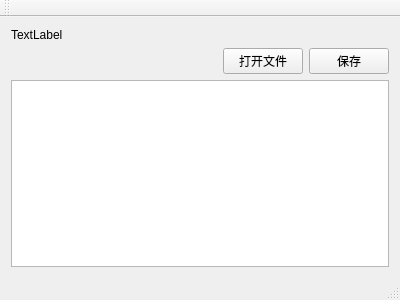
Qt form QtDemo/mainwindow.ui (housong12590/qtdemo) before a commit.
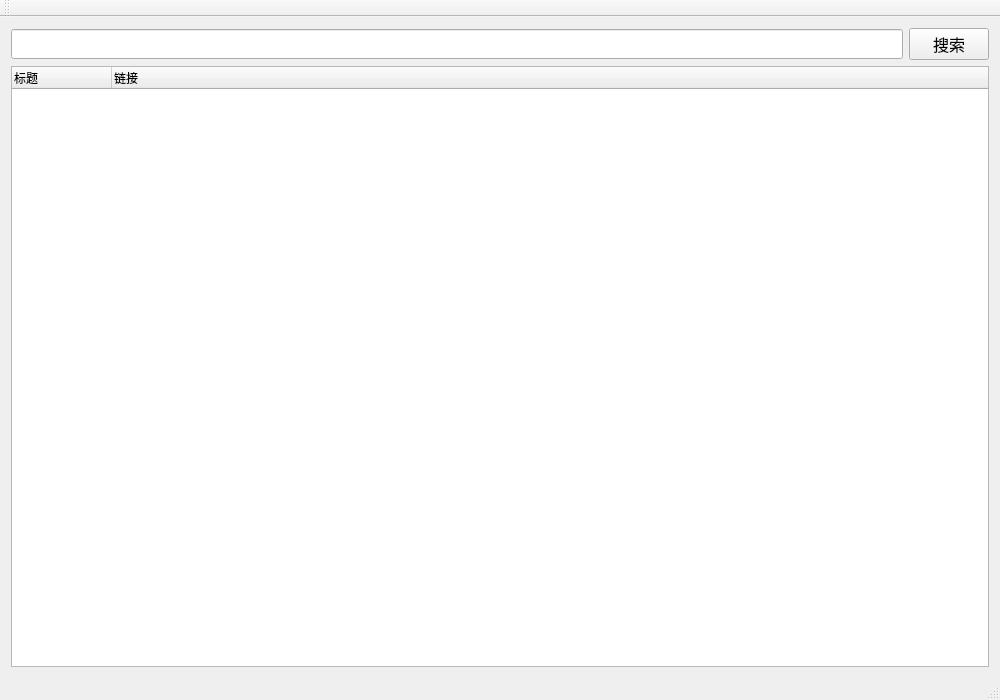
The same form after that commit.

Diff of the .ui file:
```diff
--- a/QtDemo/mainwindow.ui
+++ b/QtDemo/mainwindow.ui
@@ -6,8 +6,8 @@
    <rect>
     <x>0</x>
     <y>0</y>
-    <width>400</width>
-    <height>300</height>
+    <width>1000</width>
+    <height>700</height>
    </rect>
   </property>
   <property name="windowTitle">
@@ -15,49 +15,61 @@
   </property>
   <widget class="QWidget" name="centralWidget">
    <layout class="QVBoxLayout" name="verticalLayout">
-    <item>
-     <widget class="QLabel" name="label">
-      <property name="text">
-       <string>TextLabel</string>
-      </property>
-     </widget>
-    </item>
     <item>
      <layout class="QHBoxLayout" name="horizontalLayout">
       <item>
-       <spacer name="horizontalSpacer">
-        <property name="orientation">
-         <enum>Qt::Horizontal</enum>
+       <widget class="QLineEdit" name="edit_search">
+        <property name="font">
+         <font>
+          <family>Consolas</family>
+          <pointsize>14</pointsize>
+         </font>
         </property>
-        <property name="sizeHint" stdset="0">
-         <size>
-          <width>40</width>
-          <height>20</height>
-         </size>
-        </property>
-       </spacer>
-      </item>
-      <item>
-       <widget class="QPushButton" name="btn_open_file">
         <property name="text">
-         <string>打开文件</string>
+         <string/>
         </property>
        </widget>
       </item>
       <item>
-       <widget class="QPushButton" name="btn_save_file">
+       <widget class="QPushButton" name="btn_search">
+        <property name="font">
+         <font>
+          <family>楷体</family>
+          <pointsize>12</pointsize>
+         </font>
+        </property>
         <property name="text">
-         <string>保存</string>
+         <string>搜索</string>
         </property>
        </widget>
       </item>
      </layout>
     </item>
     <item>
-     <widget class="QListView" name="listView"/>
+     <widget class="QTreeWidget" name="treeWidget">
+      <column>
+       <property name="text">
+        <string>标题</string>
+       </property>
+      </column>
+      <column>
+       <property name="text">
+        <string>链接</string>
+       </property>
+      </column>
+     </widget>
     </item>
    </layout>
   </widget>
+  <widget class="QToolBar" name="mainToolBar">
+   <attribute name="toolBarArea">
+    <enum>TopToolBarArea</enum>
+   </attribute>
+   <attribute name="toolBarBreak">
+    <bool>false</bool>
+   </attribute>
+  </widget>
+  <widget class="QStatusBar" name="statusBar"/>
   <widget class="QMenuBar" name="menuBar">
    <property name="geometry">
     <rect>
@@ -68,15 +80,21 @@
     </rect>
    </property>
   </widget>
-  <widget class="QToolBar" name="mainToolBar">
-   <attribute name="toolBarArea">
-    <enum>TopToolBarArea</enum>
-   </attribute>
-   <attribute name="toolBarBreak">
-    <bool>false</bool>
-   </attribute>
-  </widget>
-  <widget class="QStatusBar" name="statusBar"/>
+  <action name="action_N">
+   <property name="text">
+    <string>新建文件(N)</string>
+   </property>
+  </action>
+  <action name="action_O">
+   <property name="text">
+    <string>打开文件(O)</string>
+   </property>
+  </action>
+  <action name="action_S">
+   <property name="text">
+    <string>保存文件(S)</string>
+   </property>
+  </action>
  </widget>
  <layoutdefault spacing="6" margin="11"/>
  <resources/>
```
Left out of the diff: 2 changed lines with no effect on the pictures.
